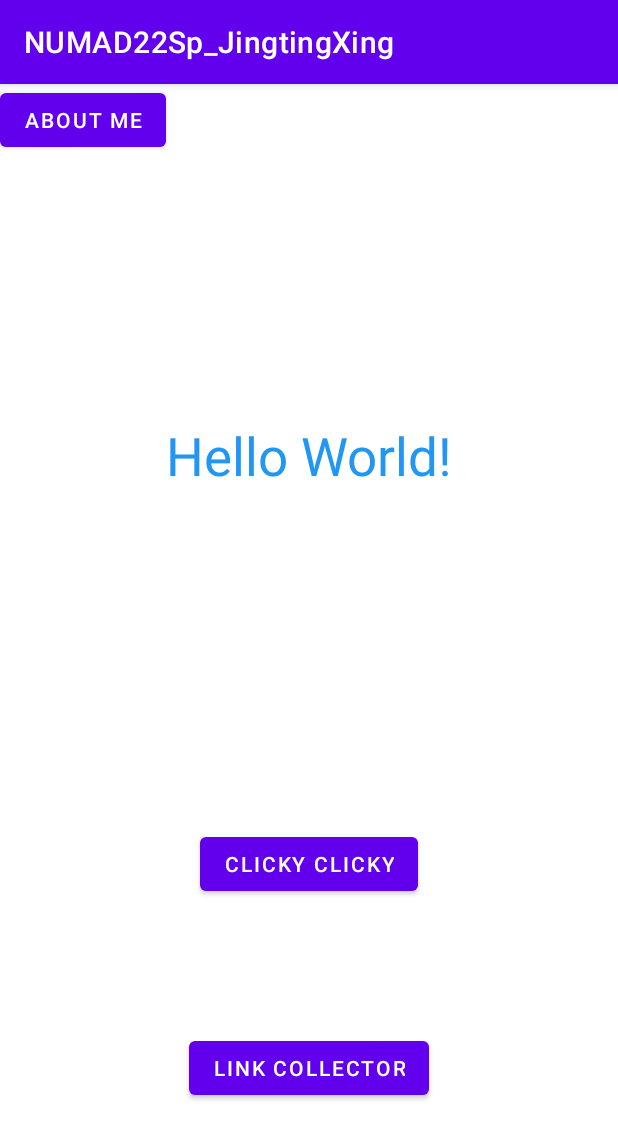
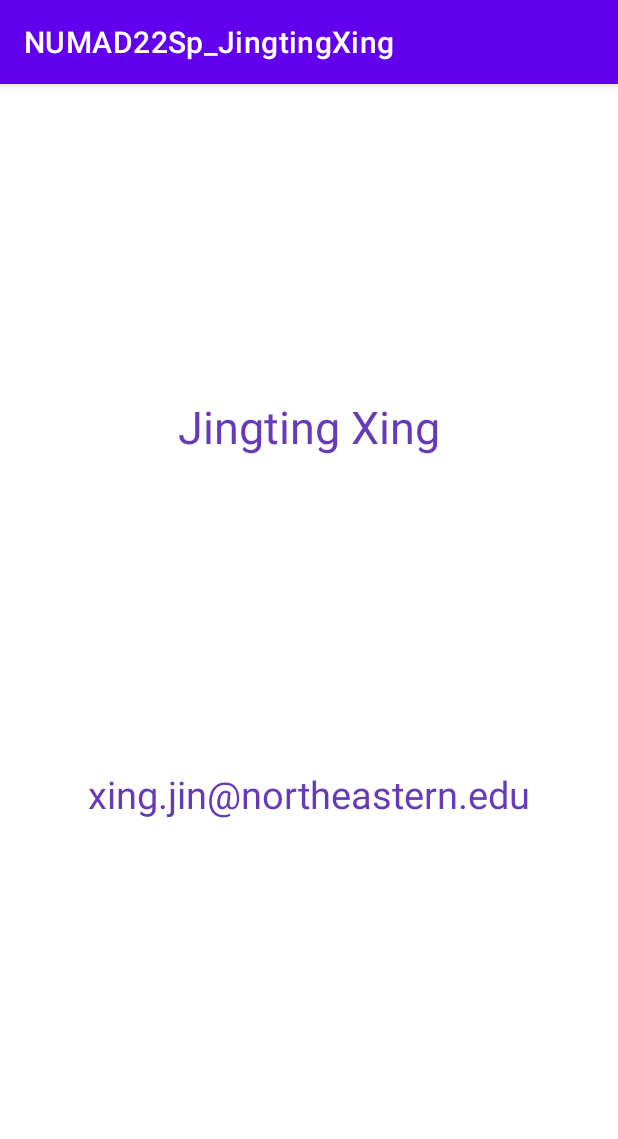
Before and after one commit to Jingting-X/Android_Dev, an Android app: the screen it shows after launch (MainActivity before the commit, AboutMeActivity after it), after a tap on "ABOUT ME", on a phone screen of 412 x 824 dp. Shown: the top 1139 px of the screen. Run offline under Robolectric (Android 15) with nearby library versions, the phone set to English and light mode, and no system bars.

Commit message:
A4 Link version2: click link and jump to website, handle orientation, modify About Me activity

```diff
--- a/app/build.gradle
+++ b/app/build.gradle
@@ -37,6 +37,9 @@ android {
         exclude 'META-INF/notice.txt'
         exclude 'META-INF/ASL2.0'
     }
+    buildFeatures {
+        viewBinding true
+    }
 }
 
 dependencies {
@@ -46,6 +49,8 @@ dependencies {
     implementation 'androidx.constraintlayout:constraintlayout:2.0.4'
     implementation 'androidx.recyclerview:recyclerview:1.2.1'
     implementation 'com.google.firebase:firebase-crashlytics-buildtools:2.7.1'
+    implementation 'androidx.navigation:navigation-fragment:2.3.5'
+    implementation 'androidx.navigation:navigation-ui:2.3.5'
     testImplementation 'junit:junit:4.13.2'
     androidTestImplementation 'androidx.test.ext:junit:1.1.3'
     androidTestImplementation 'androidx.test.espresso:espresso-core:3.4.0'
--- a/app/src/main/AndroidManifest.xml
+++ b/app/src/main/AndroidManifest.xml
@@ -9,6 +9,9 @@
         android:roundIcon="@mipmap/ic_launcher_01_round"
         android:supportsRtl="true"
         android:theme="@style/Theme.NUMAD22Sp_JingtingXing">
+        <activity
+            android:name=".AboutMeActivity"
+            android:exported="false" />
         <activity
             android:name=".LinkCollectorActivity"
             android:exported="false" />
--- /dev/null
+++ b/app/src/main/java/edu/neu/numad22sp_jingtingxing/AboutMeActivity.java
@@ -0,0 +1,14 @@
+package edu.neu.numad22sp_jingtingxing;
+
+import androidx.appcompat.app.AppCompatActivity;
+
+import android.os.Bundle;
+
+public class AboutMeActivity extends AppCompatActivity {
+
+    @Override
+    protected void onCreate(Bundle savedInstanceState) {
+        super.onCreate(savedInstanceState);
+        setContentView(R.layout.activity_about_me);
+    }
+}
--- a/app/src/main/java/edu/neu/numad22sp_jingtingxing/MainActivity.java
+++ b/app/src/main/java/edu/neu/numad22sp_jingtingxing/MainActivity.java
@@ -19,7 +19,10 @@ import android.widget.Toast;
         button.setOnClickListener(new View.OnClickListener() {
             @Override
             public void onClick(View view) {
-                Toast.makeText(MainActivity.this, "Jingting Xing xing.jin@northeastern.edu", Toast.LENGTH_SHORT).show();
+//                A1 Toast
+//                Toast.makeText(MainActivity.this, "Jingting Xing xing.jin@northeastern.edu", Toast.LENGTH_SHORT).show();
+                Intent intent = new Intent(MainActivity.this, AboutMeActivity.class);
+                startActivity(intent);
             }
         });
 
--- /dev/null
+++ b/app/src/main/res/layout/activity_about_me.xml
@@ -0,0 +1,37 @@
+<?xml version="1.0" encoding="utf-8"?>
+<androidx.constraintlayout.widget.ConstraintLayout xmlns:android="http://schemas.android.com/apk/res/android"
+    xmlns:app="http://schemas.android.com/apk/res-auto"
+    xmlns:tools="http://schemas.android.com/tools"
+    android:layout_width="match_parent"
+    android:layout_height="match_parent"
+    tools:context=".AboutMeActivity">
+
+    <TextView
+        android:layout_width="wrap_content"
+        android:layout_height="wrap_content"
+        android:text="Jingting Xing"
+        android:textColor="#673AB7"
+        android:textSize="30dp"
+        app:layout_constraintBottom_toTopOf="@+id/textView2"
+        app:layout_constraintEnd_toEndOf="parent"
+        app:layout_constraintHorizontal_bias="0.5"
+        app:layout_constraintStart_toStartOf="parent"
+        app:layout_constraintTop_toTopOf="parent"
+        tools:ignore="MissingConstraints" />
+
+    <TextView
+        android:id="@+id/textView2"
+        android:layout_width="wrap_content"
+        android:layout_height="wrap_content"
+        android:text="xing.jin@northeastern.edu"
+        android:textColor="#673AB7"
+        android:textSize="25dp"
+        app:layout_constraintBottom_toBottomOf="parent"
+        app:layout_constraintEnd_toEndOf="parent"
+        app:layout_constraintHorizontal_bias="0.5"
+        app:layout_constraintStart_toStartOf="parent"
+        app:layout_constraintTop_toTopOf="parent"
+        app:layout_constraintVertical_bias="0.622"
+        tools:ignore="MissingConstraints" />
+
+</androidx.constraintlayout.widget.ConstraintLayout>
--- a/app/src/main/res/layout/activity_link_collector.xml
+++ b/app/src/main/res/layout/activity_link_collector.xml
@@ -19,6 +19,6 @@
         android:layout_height="wrap_content"
         app:tint="#fff"
         android:layout_margin="21dp"
-        android:contentDescription="TODO" />
+        app:srcCompat="@android:drawable/ic_input_add" />
 
 </LinearLayout>
```
Also changed, not shown: app/src/main/java/edu/neu/numad22sp_jingtingxing/LinkCollectorActivity.java (+69 -69 lines), app/src/main/res/values/strings.xml (+9 -2 lines), app/src/main/res/values/themes.xml (+7 -0 lines).
